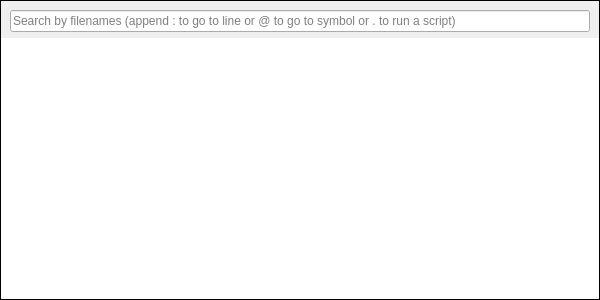
First picture: the form in src/gui/palette.ui, repository KDAB/knut, before the edit.
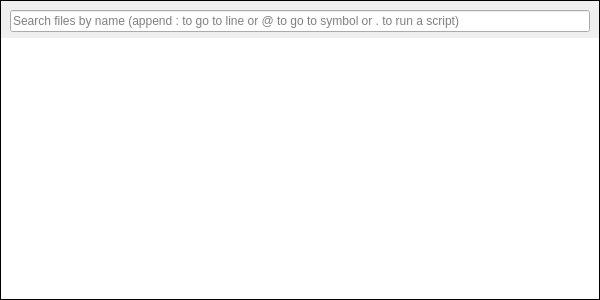
Second picture: the form after the edit.

What changed in the file:
```diff
--- a/src/gui/palette.ui
+++ b/src/gui/palette.ui
@@ -46,7 +46,7 @@
      <item>
       <widget class="QLineEdit" name="lineEdit">
        <property name="placeholderText">
-        <string>Search by filenames (append : to go to line or @ to go to symbol or . to run a script)</string>
+        <string>Search files by name (append : to go to line or @ to go to symbol or . to run a script)</string>
        </property>
        <property name="clearButtonEnabled">
         <bool>true</bool>
```
